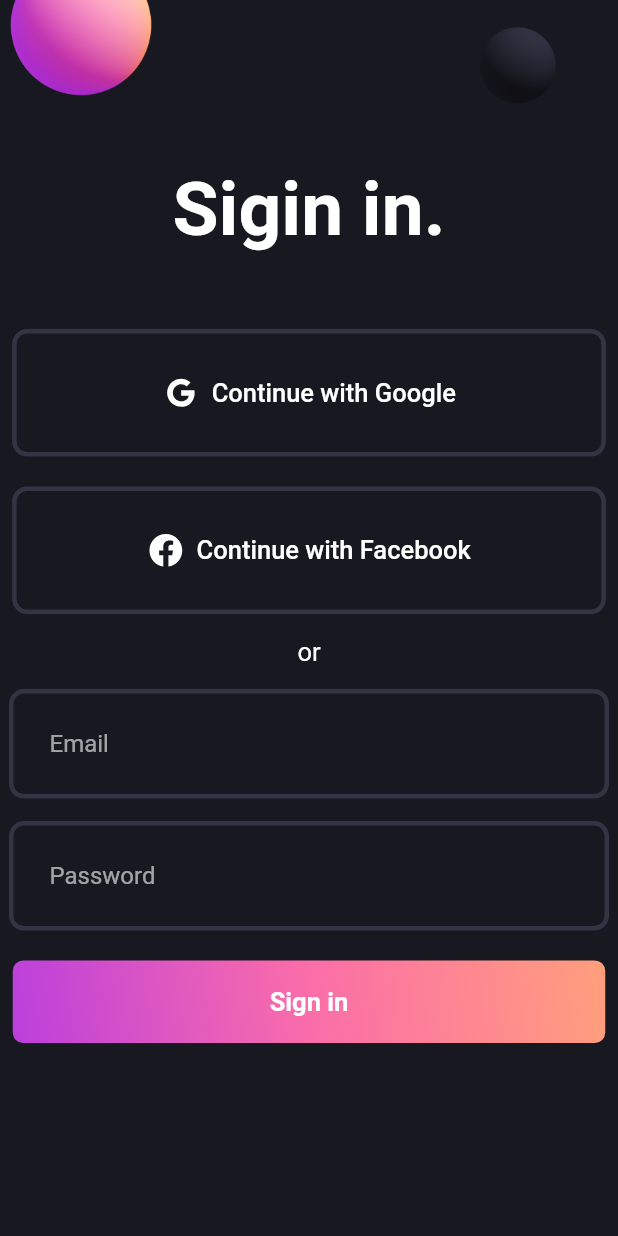
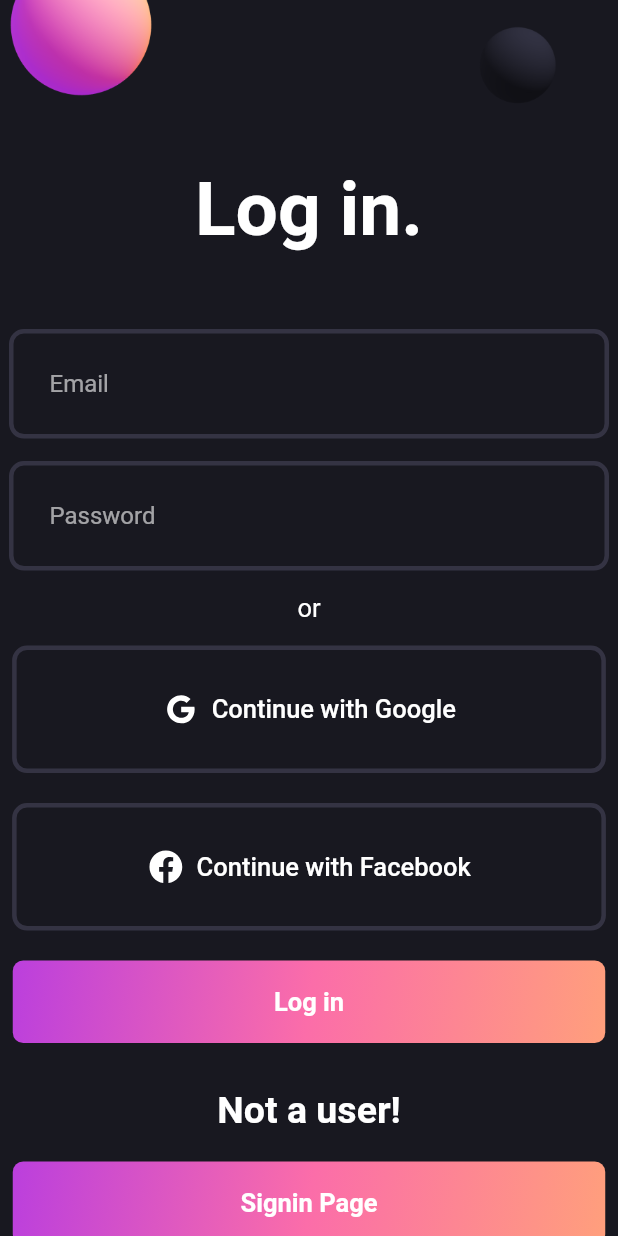
Before and after one commit to AlwinVJ/firstloginpage, a Flutter app: the LoginScreen screen opened directly, on a phone screen of 412 x 824 dp. Run offline on Flutter 3.47's test engine with Material 2 defaults, Android fonts, the phone set to English and light mode, and no system bars; our stand-ins replace flutter_svg.

Commit message:
Second commit on 28th December

```diff
--- a/lib/main.dart
+++ b/lib/main.dart
@@ -18,7 +18,7 @@ class MyApp extends StatelessWidget {
       theme: ThemeData.dark().copyWith(
         scaffoldBackgroundColor: Pallete.backgroundColor,
       ),
-      home: const LoginScreen(),
+      home: const SigninScreen(),
     );
   }
 }
--- /dev/null
+++ b/lib/sigin_screen.dart
@@ -0,0 +1,75 @@
+import 'package:flutter/material.dart';
+import 'package:siginui/widgets/gradient_button2.dart';
+import 'package:siginui/widgets/login_field.dart';
+import 'package:siginui/widgets/social_button.dart';
+import 'package:siginui/widgets/gradient_button4.dart';
+
+class LoginScreen extends StatelessWidget {
+  const LoginScreen({super.key});
+
+  @override
+  Widget build(BuildContext context) {
+    return Scaffold(
+      body: SingleChildScrollView(
+        child: Center(
+          child: Column(children: [
+            Image.asset('assets/images/signin_balls.png'),
+            const Text(
+              'Log in.',
+              style: TextStyle(
+                fontWeight: FontWeight.bold,
+                fontSize: 50,
+              ),
+            ),
+            const SizedBox(
+              height: 50,
+            ),
+            const LoginField(
+              hintText: 'Email',
+            ),
+            const SizedBox(height: 15),
+            const LoginField(
+              hintText: 'Password',
+            ),
+            const SizedBox(
+              height: 15,
+            ),
+            const Text(
+              'or',
+              style: TextStyle(
+                fontSize: 17,
+              ),
+            ),
+            const SizedBox(
+              height: 15,
+            ),
+            const SocialButton(
+                iconPath: 'assets/svgs/g_logo.svg',
+                label: 'Continue with Google'),
+            const SizedBox(
+              height: 20,
+            ),
+            const SocialButton(
+              iconPath: 'assets/svgs/f_logo.svg',
+              label: 'Continue with Facebook',
+              horizontalPadding: 90,
+            ),
+            const SizedBox(height: 20),
+            const GradientButtontwo(),
+            const SizedBox(height: 30),
+            const Text(
+              'Not a user!',
+              style: TextStyle(
+                fontWeight: FontWeight.bold,
+                fontSize: 25,
+              ),
+            ),
+            const SizedBox(height: 20),
+            const GradientButtonfour(),
+            const SizedBox(height: 30),
+          ]),
+        ),
+      ),
+    );
+  }
+}
--- /dev/null
+++ b/lib/widgets/gradient_button2.dart
@@ -0,0 +1,35 @@
+import 'package:flutter/material.dart';
+import 'package:siginui/pallete.dart';
+
+class GradientButtontwo extends StatelessWidget {
+  const GradientButtontwo({super.key});
+
+  @override
+  Widget build(BuildContext context) {
+    return Container(
+      decoration: BoxDecoration(
+        gradient: const LinearGradient(
+          colors: [Pallete.gradient1, Pallete.gradient2, Pallete.gradient3],
+          begin: Alignment.topLeft,
+          end: Alignment.bottomRight,
+        ),
+        borderRadius: BorderRadius.circular(7),
+      ),
+      child: ElevatedButton(
+        onPressed: () {},
+        style: ElevatedButton.styleFrom(
+          fixedSize: const Size(395, 55),
+          backgroundColor: Colors.transparent,
+          shadowColor: Colors.transparent,
+        ),
+        child: const Text(
+          'Log in',
+          style: TextStyle(
+            fontWeight: FontWeight.w600,
+            fontSize: 17,
+          ),
+        ),
+      ),
+    );
+  }
+}
--- /dev/null
+++ b/lib/widgets/gradient_button4.dart
@@ -0,0 +1,43 @@
+import 'package:flutter/material.dart';
+import 'package:siginui/pallete.dart';
+import 'package:siginui/login_screen.dart';
+
+class GradientButtonfour extends StatelessWidget {
+  const GradientButtonfour({super.key});
+
+  void navigateBackPage(BuildContext ctx) {
+    Navigator.of(ctx).push(MaterialPageRoute(builder: (_) {
+      return const SigninScreen();
+    }));}
+
+  @override
+  Widget build(BuildContext context) {
+    return Container(
+      decoration: BoxDecoration(
+        gradient: const LinearGradient(
+          colors: [Pallete.gradient1, Pallete.gradient2, Pallete.gradient3],
+          begin: Alignment.topLeft,
+          end: Alignment.bottomRight,
+        ),
+        borderRadius: BorderRadius.circular(7),
+      ),
+      child: ElevatedButton(
+        onPressed: () {
+          navigateBackPage(context);
+        },
+        style: ElevatedButton.styleFrom(
+          fixedSize: const Size(395, 55),
+          backgroundColor: Colors.transparent,
+          shadowColor: Colors.transparent,
+        ),
+        child: const Text(
+          'Signin Page',
+          style: TextStyle(
+            fontWeight: FontWeight.w600,
+            fontSize: 17,
+          ),
+        ),
+      ),
+    );
+  }
+}
```
Also changed, not shown: lib/login_screen.dart (+30 -5 lines), lib/widgets/gradient_button3.dart (added, +43 -0 lines).
